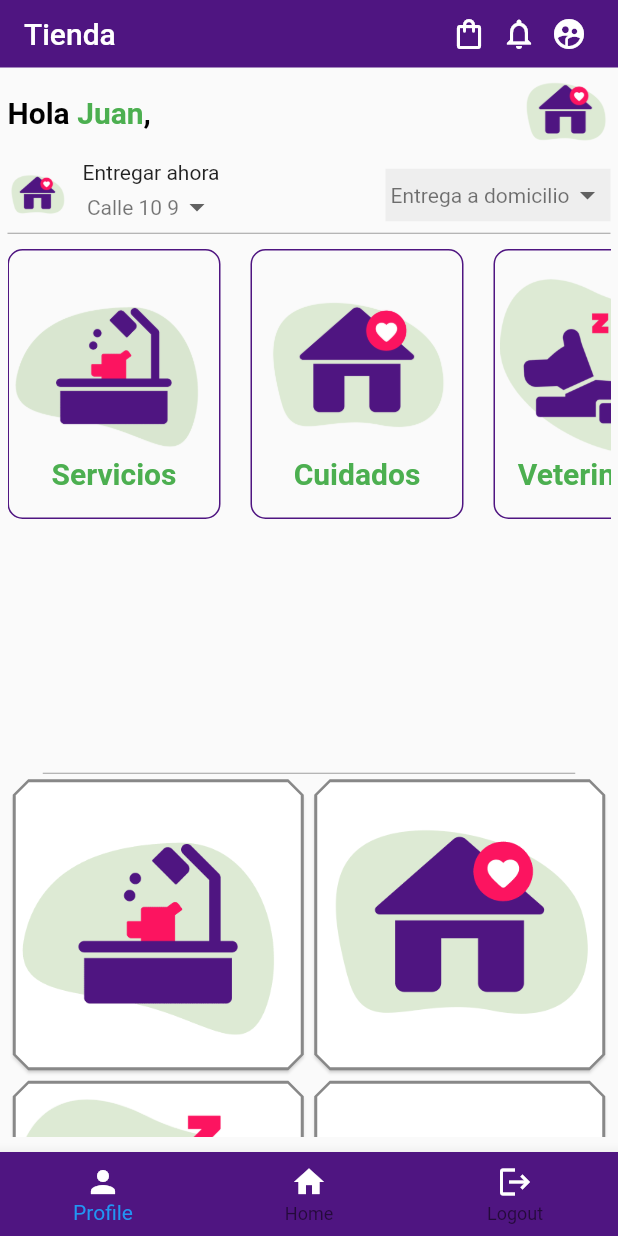
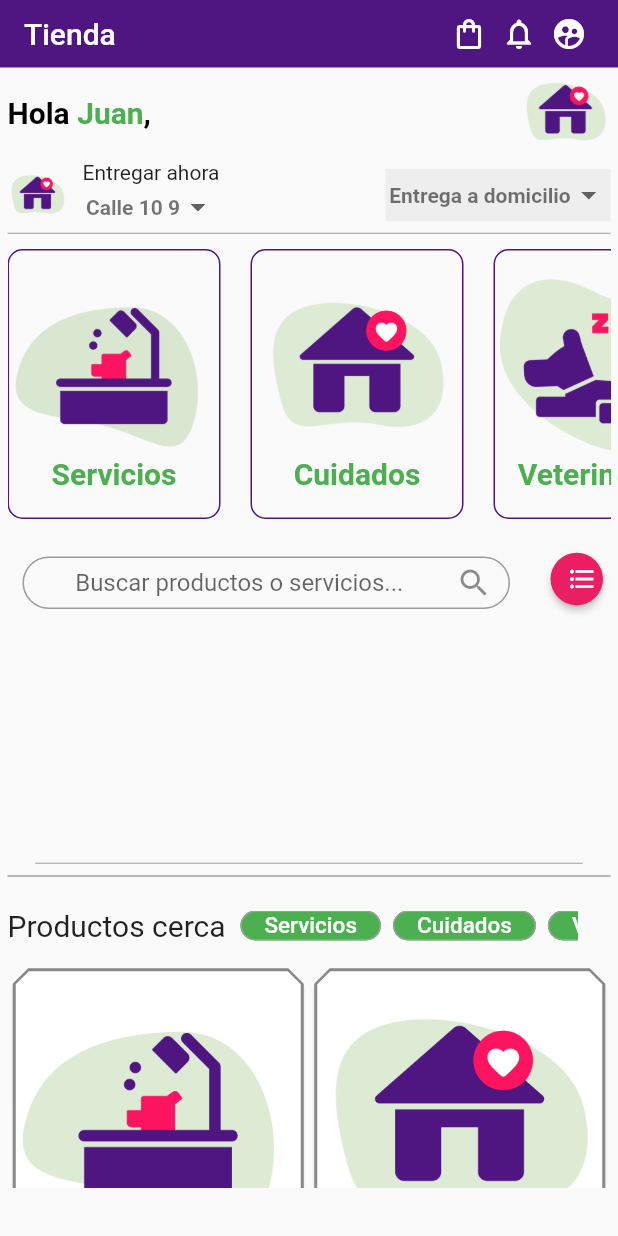
Before and after one commit to MiceliLanda/flutter_api, a Flutter app: the screen it shows after launch, on a phone screen of 412 x 824 dp. Run offline on Flutter 3.47's test engine with Material 2 defaults, Android fonts, the phone set to English and light mode, and no system bars; network calls fail.

Commit message:
searchBar&&ProductsBar

```diff
--- a/lib/views/Home/home.dart
+++ b/lib/views/Home/home.dart
@@ -4,6 +4,7 @@ import 'dart:async';
 import 'dart:convert';
 import 'package:consuming_api/views/Login/login_view.dart';
 import 'package:flutter/material.dart';
+import 'package:flutter/widgets.dart';
 import 'package:http/http.dart' as http;
 
 import '../../models/caroussel.dart';
@@ -108,6 +109,7 @@ class _HomeState extends State<Home> {
   @override
   Widget build(BuildContext context) {
     return Scaffold(
+      resizeToAvoidBottomInset: false,
       appBar: AppBar(
         centerTitle: true,
         title: Row(
@@ -145,21 +147,101 @@ class _HomeState extends State<Home> {
           // color: Colors.grey,
           // height: double.infinity,
           margin: const EdgeInsets.only(right: 5, left: 5, bottom: 10, top: 0),
+          child: SingleChildScrollView(
             child: Column(
               crossAxisAlignment: CrossAxisAlignment.center,
               children: [
                 _headItems(),
                 Container(
-                  margin: const EdgeInsets.all(0), child: _scrollHoriontal()),
-
+                  margin: const EdgeInsets.all(0),
+                  child: _scrollHoriontal(),
+                ),
+                _searchBar(),
                 _sliderImage(),
+                const Divider(
+                  color: Colors.grey,
+                  thickness: 1,
+                ),
+                Container(
+                  height: 50,
+                  // color: Colors.grey,
+                  child: Row(
+                    children: [
+                      const Text(
+                        'Productos cerca  ',
+                        style: TextStyle(fontSize: 20),
+                      ),
+                      Row(
+                        children: [
+                          // list view to text with scroll horizontal
+                          Container(
+                            width: 225,
+                            height: 20,
+                            alignment: Alignment.center,
+                            // color: Colors.red,
+                            child: ListView.builder(
+                              scrollDirection: Axis.horizontal,
+                              itemCount: images.length,
+                              itemBuilder: (context, index) {
+                                // return Padding(
+                                return Padding(
+                                  padding: const EdgeInsets.only(right: 8.0),
+                                  child: ElevatedButton(
+                                    onPressed: null,
+                                    child: Text(
+                                      images[index]['name'].toString(),
+                                      // "aaa",
+                                      style: const TextStyle(
+                                        fontSize: 15,
+                                        color: Colors.white,
+                                      ),
+                                    ),
+                                    style: ButtonStyle(
+                                      backgroundColor:
+                                          MaterialStateProperty.all(
+                                        Colors.green,
+                                      ),
+                                      shape: MaterialStateProperty.all<
+                                          RoundedRectangleBorder>(
+                                        RoundedRectangleBorder(
+                                          borderRadius:
+                                              BorderRadius.circular(18.0),
+                                          side: const BorderSide(
+                                              color: Colors.grey),
+                                        ),
+                                      ),
+                                    ),
+                                  ),
+                                );
+                                //   padding: const EdgeInsets.only(right: 8.0),
+                                //   child: Text(
+                                //     "${images[index]['name']}",
+                                //     style: const TextStyle(
+                                //         fontSize: 18, color: Colors.purple),
+                                //     textAlign: TextAlign.center,
+                                //   ),
+                                // );
+                              },
+                            ),
+                          ),
+                        ],
+                      )
+                    ],
+                  ),
+                ),
                 // Expanded(child: _pageChanged()),
                 _gridImages(context)
               ],
             ),
           ),
         ),
-      bottomNavigationBar: BottomNavigationBar(
+      ),
+      // bottomNavigationBar: _bottomNavigation(context),
+    );
+  }
+
+  BottomNavigationBar _bottomNavigation(BuildContext context) {
+    return BottomNavigationBar(
       backgroundColor: const Color(0xff4f1581),
       items: const [
         BottomNavigationBarItem(
@@ -186,10 +268,68 @@ class _HomeState extends State<Home> {
       ],
       onTap: (index) {
         if (index == 2) {
-            Navigator.pushReplacement(context,
-                MaterialPageRoute(builder: (context) => const Login()));
+          Navigator.pushReplacement(
+              context, MaterialPageRoute(builder: (context) => const Login()));
         }
       },
+    );
+  }
+
+  Container _searchBar() {
+    return Container(
+      margin: const EdgeInsets.only(left: 10),
+      // color: Colors.grey,
+      child: Row(
+        mainAxisAlignment: MainAxisAlignment.spaceBetween,
+        children: [
+          Container(
+            height: 35,
+            width: 325,
+            margin: const EdgeInsets.only(top: 25),
+            child: TextField(
+              textAlign: TextAlign.center,
+              textAlignVertical: TextAlignVertical.bottom,
+              decoration: InputDecoration(
+                border: OutlineInputBorder(
+                  borderRadius: BorderRadius.circular(20),
+                ),
+                hintText: 'Buscar productos o servicios...',
+                suffixIcon: const Icon(Icons.search),
+              ),
+            ),
+          ),
+          // button circle icon filter
+          Container(
+            width: 45,
+            height: 35,
+            margin: const EdgeInsets.only(top: 20),
+            child: Center(
+              child: MaterialButton(
+                onPressed: () {},
+                color: Colors.pink,
+                // textColor: Colors.white,
+                child: const Icon(
+                  Icons.format_list_bulleted_outlined,
+                  size: 20,
+                  textDirection: TextDirection.ltr,
+                  color: Colors.white,
+                ),
+                // padding: EdgeInsets.all(1),
+                shape: const CircleBorder(),
+              ),
+            ),
+          )
+
+          // Container(
+          //   height: 35,
+          //   width: 20,
+          //   margin: const EdgeInsets.only(right: 10),
+          //   child: const Icon(
+          //     Icons.format_list_bulleted_outlined,
+          //     color: Colors.purple,
+          //   ),
+          // ),
+        ],
       ),
     );
   }
@@ -274,7 +414,8 @@ class _HomeState extends State<Home> {
         value: dropdownValue2,
         icon: const Icon(Icons.arrow_drop_down),
         elevation: 0,
-        style: const TextStyle(color: Colors.black54),
+        style:
+            const TextStyle(color: Colors.black54, fontWeight: FontWeight.bold),
         underline: Container(
           height: 0,
           color: Colors.black54,
@@ -308,7 +449,8 @@ class _HomeState extends State<Home> {
         value: dropdownValue,
         icon: const Icon(Icons.arrow_drop_down),
         elevation: 0,
-        style: const TextStyle(color: Colors.black54),
+        style:
+            const TextStyle(color: Colors.black54, fontWeight: FontWeight.bold),
         underline: Container(
           height: 0,
           color: Colors.black54,
@@ -331,10 +473,8 @@ class _HomeState extends State<Home> {
     );
   }
 
-  Expanded _scrollHoriontal() {
-    return Expanded(
-      flex: 1,
-      child: Column(
+  Column _scrollHoriontal() {
+    return Column(
       // mainAxisAlignment: MainAxisAlignment.center,
       children: [
         SizedBox(
@@ -374,16 +514,13 @@ class _HomeState extends State<Home> {
           ),
         )
       ],
-      ),
     );
   }
 
-  Expanded _gridImages(BuildContext context) {
-    return Expanded(
-      flex: 2,
-      child: Container(
-          // height: 60,
-          // margin: const EdgeInsets.only(top: 0),
+  Container _gridImages(BuildContext context) {
+    return Container(
+      // flex: 2,
+      height: 150,
       child: GridView.count(
         physics: const BouncingScrollPhysics(),
         crossAxisCount: 2,
@@ -441,25 +578,27 @@ class _HomeState extends State<Home> {
               color: Colors.white,
               shape: BeveledRectangleBorder(
                 borderRadius: BorderRadius.circular(10),
-                side: BorderSide(color: Color.fromARGB(255, 136, 136, 136)),
+                side:
+                    const BorderSide(color: Color.fromARGB(255, 136, 136, 136)),
               ),
-              child: Image.asset(images[index]['image'].toString(),
-                  width: 10, height: 11),
+              child: Image.asset(
+                images[index]['image'].toString(),
+              ),
             ),
           );
         }),
-      )),
+      ),
     );
   }
 
-  Container _sliderImage() {
-    return Container(
+  SizedBox _sliderImage() {
+    return SizedBox(
       // color: Colors.yellowAccent,
 
       height: 170,
       // color: Colors.red,
       // margin: const EdgeInsets.only(top: 0, left: 5, right: 5, bottom: 0),
-      width: 355,
+      width: 365,
       child: Column(
         children: [
           Expanded(
```
Lines whose indentation alone changed are shown as unchanged.
